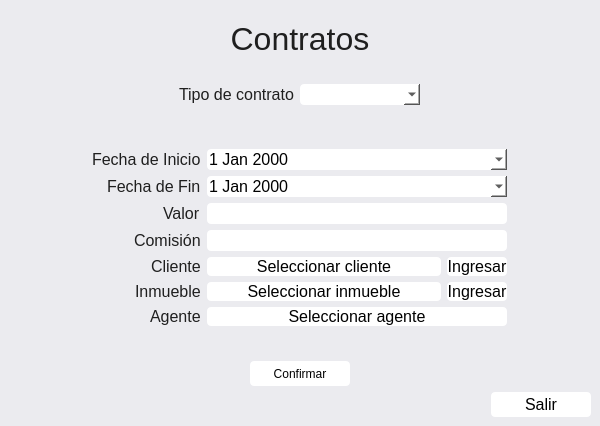
Before: the Qt Designer form view/contratosView.ui in donjosh-ua/agencia_inmobiliaria, drawn with Qt 5.
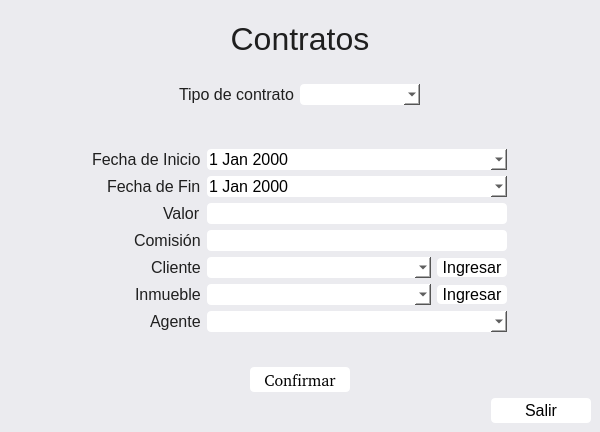
After: the same form once the commit is applied.

```diff
--- a/view/contratosView.ui
+++ b/view/contratosView.ui
@@ -308,34 +308,32 @@
        <item row="4" column="1">
         <layout class="QHBoxLayout" name="horizontalLayout_4">
          <item>
-          <widget class="QPushButton" name="btnSeleccionarCliente">
+          <widget class="QComboBox" name="cbxClientes">
            <property name="font">
             <font>
              <pointsize>12</pointsize>
             </font>
            </property>
            <property name="styleSheet">
-            <string notr="true">QPushButton{
+            <string notr="true">QComboBox{
 	color: black;
 	background-color: white;
 	border-radius: 4px;
-}
-
-QPushButton::hover {
-	background-color: #3081D0;
-	color: white;
 }</string>
            </property>
-           <property name="text">
-            <string>Seleccionar cliente</string>
-           </property>
           </widget>
          </item>
          <item>
           <widget class="QPushButton" name="btnIngresarCliente">
+           <property name="minimumSize">
+            <size>
+             <width>70</width>
+             <height>0</height>
+            </size>
+           </property>
            <property name="maximumSize">
             <size>
-             <width>60</width>
+             <width>70</width>
              <height>16777215</height>
             </size>
            </property>
@@ -390,34 +388,32 @@
        <item row="5" column="1">
         <layout class="QHBoxLayout" name="horizontalLayout_5">
          <item>
-          <widget class="QPushButton" name="btnSeleccionarInmueble">
+          <widget class="QComboBox" name="cbxInmuebles">
            <property name="font">
             <font>
              <pointsize>12</pointsize>
             </font>
            </property>
            <property name="styleSheet">
-            <string notr="true">QPushButton{
+            <string notr="true">QComboBox{
 	color: black;
 	background-color: white;
 	border-radius: 4px;
-}
-
-QPushButton::hover {
-	background-color: #3081D0;
-	color: white;
 }</string>
            </property>
-           <property name="text">
-            <string>Seleccionar inmueble</string>
-           </property>
           </widget>
          </item>
          <item>
           <widget class="QPushButton" name="btnIngresarInmueble">
+           <property name="minimumSize">
+            <size>
+             <width>70</width>
+             <height>0</height>
+            </size>
+           </property>
            <property name="maximumSize">
             <size>
-             <width>60</width>
+             <width>70</width>
              <height>16777215</height>
             </size>
            </property>
@@ -448,27 +444,19 @@
        <item row="6" column="1">
         <layout class="QHBoxLayout" name="horizontalLayout_6">
          <item>
-          <widget class="QPushButton" name="btnSeleccionarAgente">
+          <widget class="QComboBox" name="cbxAgentes">
            <property name="font">
             <font>
              <pointsize>12</pointsize>
             </font>
            </property>
            <property name="styleSheet">
-            <string notr="true">QPushButton{
+            <string notr="true">QComboBox{
 	color: black;
 	background-color: white;
 	border-radius: 4px;
-}
-
-QPushButton::hover {
-	background-color: #3081D0;
-	color: white;
 }</string>
            </property>
-           <property name="text">
-            <string>Seleccionar agente</string>
-           </property>
           </widget>
          </item>
         </layout>
@@ -506,6 +494,12 @@
         <height>25</height>
        </size>
       </property>
+      <property name="font">
+       <font>
+        <family>Bitstream Charter</family>
+        <pointsize>12</pointsize>
+       </font>
+      </property>
       <property name="styleSheet">
        <string notr="true">QPushButton{
 	color: black;
```
Left out of the diff: 4 changed lines with no effect on the pictures.
